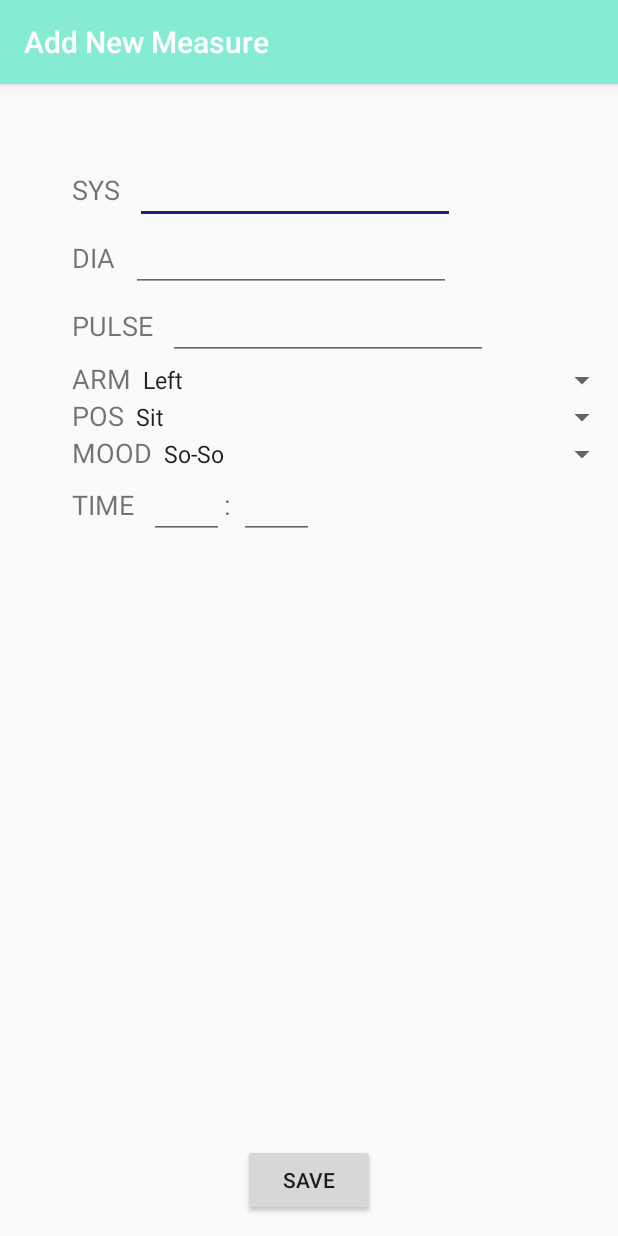
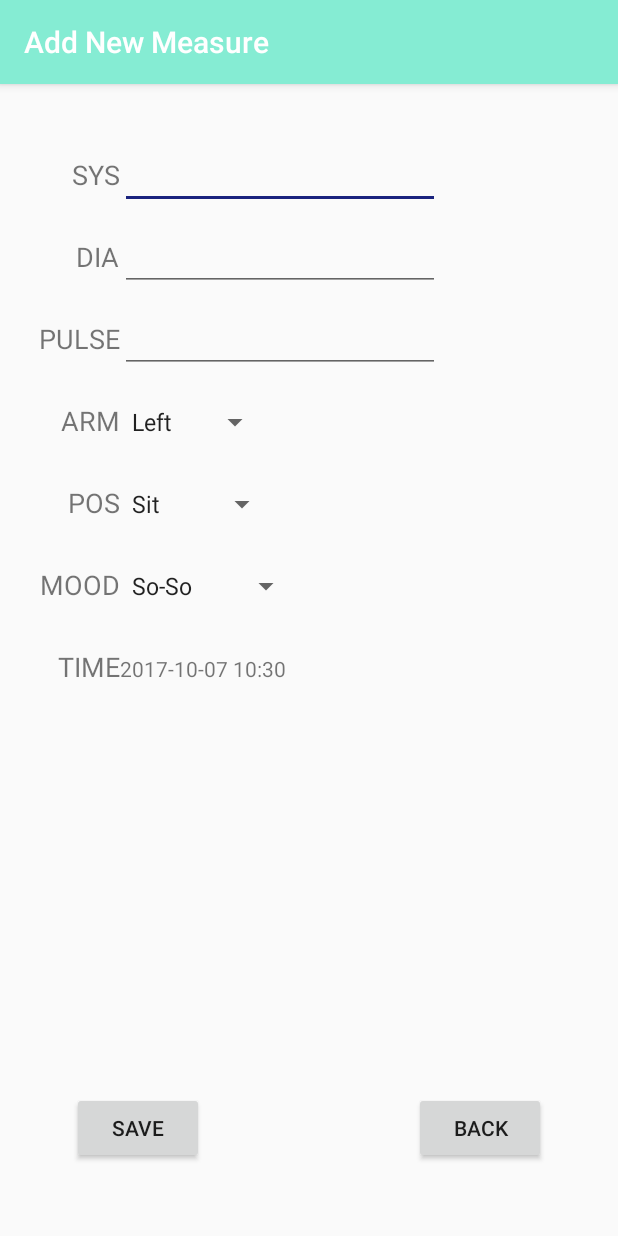
Before and after one commit to betty35/BPMonitor-app, an Android app: the newMeasure screen opened directly, with no data from a screen before it, on a phone screen of 412 x 824 dp. Run offline under Robolectric (Android 15) with nearby library versions, the phone set to English and light mode, and no system bars; libraries missing offline, so code that uses them is left out: org.greenrobot.greendao; 4 statements that could not run were skipped.

Commit message:
new measure finished

```diff
--- a/app/src/main/java/bzha2709/comp5216/sydney/edu/au/bloodpressuremonitor/listener/MyBottomNaviListener.java
+++ b/app/src/main/java/bzha2709/comp5216/sydney/edu/au/bloodpressuremonitor/listener/MyBottomNaviListener.java
@@ -5,7 +5,6 @@ import android.support.design.widget.BottomNavigationView;
 import android.support.v4.app.Fragment;
 import android.support.v4.app.FragmentTransaction;
 import android.view.MenuItem;
-import android.widget.Toast;
 
 import bzha2709.comp5216.sydney.edu.au.bloodpressuremonitor.Challenges;
 import bzha2709.comp5216.sydney.edu.au.bloodpressuremonitor.Dashboard;
@@ -48,7 +47,6 @@ public class MyBottomNaviListener implements BottomNavigationView.OnNavigationIt
 
     @Override
     public boolean onNavigationItemSelected(@NonNull MenuItem item) {
-        Toast.makeText(m,item.getItemId(),Toast.LENGTH_LONG).show();
         changeFragment(item.getItemId());
         return true;
     }
--- a/app/src/main/java/bzha2709/comp5216/sydney/edu/au/bloodpressuremonitor/newMeasure.java
+++ b/app/src/main/java/bzha2709/comp5216/sydney/edu/au/bloodpressuremonitor/newMeasure.java
@@ -1,14 +1,134 @@
 package bzha2709.comp5216.sydney.edu.au.bloodpressuremonitor;
 
+import android.app.DatePickerDialog;
+import android.app.TimePickerDialog;
+import android.database.sqlite.SQLiteDatabase;
+import android.os.Bundle;
 import android.support.v7.app.AppCompatActivity;
-import android.os.Bundle;
+import android.view.View;
+import android.widget.DatePicker;
+import android.widget.EditText;
+import android.widget.Spinner;
+import android.widget.TextView;
+import android.widget.TimePicker;
+import android.widget.Toast;
+
+import java.text.DateFormat;
+import java.text.SimpleDateFormat;
+import java.util.Calendar;
+import java.util.Date;
+
+import bzha2709.comp5216.sydney.edu.au.bloodpressuremonitor.bean.Measure;
+import bzha2709.comp5216.sydney.edu.au.bloodpressuremonitor.db.DaoMaster;
+import bzha2709.comp5216.sydney.edu.au.bloodpressuremonitor.db.DaoSession;
+import bzha2709.comp5216.sydney.edu.au.bloodpressuremonitor.db.MeasureDao;
 
 public class newMeasure extends AppCompatActivity {
+
+    TextView timeOfRecord;
+    EditText sysT;
+    EditText diaT;
+    EditText pulseT;
+    Spinner armS;
+    Spinner posS;
+    Spinner moodS;
+
+    Date selectedTime;
+    short sys,dia,pulse,arm,pos,mood;
+    MeasureDao mDAO;
 
     @Override
     protected void onCreate(Bundle savedInstanceState) {
         super.onCreate(savedInstanceState);
         setContentView(R.layout.activity_new_measure);
         this.setTitle("Add New Measure");
+        timeOfRecord=findViewById(R.id.time_text_datetime);
+        selectedTime=new Date();
+        DateFormat sdf = new SimpleDateFormat("yyyy-MM-dd HH:mm");
+        timeOfRecord.setText(sdf.format(selectedTime));
+        timeOfRecord.setOnClickListener(new View.OnClickListener() {
+            @Override
+            public void onClick(View v) {
+                showDialogPick((TextView) v);
+            }
+        });
+        sysT=findViewById(R.id.sys_text);
+        diaT=findViewById(R.id.dia_text);
+        pulseT=findViewById(R.id.pulse_text);
+        armS=findViewById(R.id.arm_spin);
+        posS=findViewById(R.id.pos_spin);
+        moodS=findViewById(R.id.mood_spin);
+        initGreenDao();
+    }
+
+
+    public void onSaveMeasure(View view)
+    {
+        if(checkEntry())
+        {
+            sys=Short.parseShort(sysT.getText().toString());
+            dia=Short.parseShort(diaT.getText().toString());
+            pulse=Short.parseShort(pulseT.getText().toString());
+            arm=(short)armS.getSelectedItemPosition();
+            pos=(short)posS.getSelectedItemPosition();
+            mood=(short)moodS.getSelectedItemPosition();
+            Measure newMeasure=new Measure(selectedTime,dia,sys,pulse,pos,arm,mood);
+            int num=mDAO.queryBuilder().where(MeasureDao.Properties.Time.eq(selectedTime)).list().size();
+            if(num==0) mDAO.insert(newMeasure);
+            else mDAO.update(newMeasure);
+            Toast.makeText(this,"Saved successfully.",Toast.LENGTH_LONG).show();
+        }
+        else
+        {
+            Toast.makeText(this,"Please enter correct data.",Toast.LENGTH_LONG).show();
+        }
+    }
+
+
+    public void onLeaveMeasure(View view)
+    {
+        finish();
+    }
+
+    public boolean checkEntry()
+    {
+        if(sysT.length()<2) return false;
+        if(diaT.length()<2) return false;
+        return pulseT.length() >= 2;
+    }
+
+    private void showDialogPick(final TextView timeText) {
+        final StringBuffer time = new StringBuffer();
+        final Calendar calendar = Calendar.getInstance();
+        int year = calendar.get(Calendar.YEAR);
+        int month = calendar.get(Calendar.MONTH);
+        int day = calendar.get(Calendar.DAY_OF_MONTH);
+        int hour = calendar.get(Calendar.HOUR_OF_DAY);
+        int minute = calendar.get(Calendar.MINUTE);
+        final TimePickerDialog timePickerDialog = new TimePickerDialog(newMeasure.this, new TimePickerDialog.OnTimeSetListener() {
+            @Override
+            public void onTimeSet(TimePicker view, int hourOfDay, int minute) {
+                time.append(" " + hourOfDay + ":" + minute);
+                timeText.setText(time);
+            }
+        }, hour, minute, true);
+        DatePickerDialog datePickerDialog = new DatePickerDialog(newMeasure.this, new DatePickerDialog.OnDateSetListener() {
+            @Override
+            public void onDateSet(DatePicker view, int year, int monthOfYear, int dayOfMonth) {
+                time.append(year + "-" + (monthOfYear+1) + "-" + dayOfMonth);
+                timePickerDialog.show();
+            }
+        }, year, month, day);
+        selectedTime=calendar.getTime();
+        datePickerDialog.show();
+    }
+
+    private void initGreenDao()
+    {
+        DaoMaster.DevOpenHelper helper = new DaoMaster.DevOpenHelper(this, "bp-monitor", null);
+        SQLiteDatabase db = helper.getWritableDatabase();
+        DaoMaster daoMaster = new DaoMaster(db);
+        DaoSession daoSession = daoMaster.newSession();
+        mDAO=daoSession.getMeasureDao();
     }
 }
--- a/app/src/main/res/layout/activity_new_measure.xml
+++ b/app/src/main/res/layout/activity_new_measure.xml
@@ -1,6 +1,5 @@
 <?xml version="1.0" encoding="utf-8"?>
 <RelativeLayout xmlns:android="http://schemas.android.com/apk/res/android"
-    xmlns:app="http://schemas.android.com/apk/res-auto"
     xmlns:tools="http://schemas.android.com/tools"
     android:layout_width="match_parent"
     android:layout_height="match_parent"
@@ -11,14 +10,24 @@
         android:layout_width="wrap_content"
         android:layout_height="wrap_content"
         android:layout_alignParentBottom="true"
-        android:layout_centerHorizontal="true"
+        android:layout_alignParentStart="true"
         android:layout_marginBottom="13dp"
+        android:onClick="onSaveMeasure"
+        android:layout_margin="@dimen/new_measure_start_margin"
         android:text="Save" />
 
-    <LinearLayout
-        android:id="@+id/line_sys"
-        android:layout_width="match_parent"
-        android:layout_height="wrap_content">
+    <Button
+        android:id="@+id/new_measure_leave"
+        android:layout_width="wrap_content"
+        android:layout_height="wrap_content"
+        android:layout_alignParentBottom="true"
+        android:layout_alignParentEnd="true"
+        android:layout_margin="@dimen/new_measure_start_margin"
+        android:layout_marginBottom="13dp"
+        android:onClick="onLeaveMeasure"
+        android:text="Back" />
+
+
         <TextView
             android:id="@+id/sys_l"
             android:layout_width="wrap_content"
@@ -34,143 +43,123 @@
             android:ems="10"
             android:inputType="number"
             android:maxLength="3"
-            android:layout_marginTop="@dimen/new_measure_start_margin"
-            android:layout_marginStart="@dimen/label_text" />
-    </LinearLayout>
-    <LinearLayout
-        android:id="@+id/line_dia"
-        android:layout_width="match_parent"
-        android:layout_height="wrap_content"
-        android:layout_below="@+id/line_sys">
+            android:layout_alignBaseline="@+id/sys_l"
+            android:layout_toEndOf="@+id/sys_l" />
+
+
         <TextView
             android:id="@+id/dia_l"
             android:layout_width="wrap_content"
             android:layout_height="wrap_content"
-            android:layout_marginStart="@dimen/new_measure_start_margin"
             android:text="@string/new_dia"
-            android:textSize="18sp" />
+            android:textSize="18sp"
+            android:layout_below="@+id/sys_l"
+            android:layout_alignEnd="@+id/sys_l"
+            android:layout_marginTop="@dimen/line_width"/>
+
     <EditText
         android:id="@+id/dia_text"
         android:layout_width="wrap_content"
         android:layout_height="wrap_content"
+        android:layout_alignBaseline="@+id/dia_l"
+        android:layout_toEndOf="@+id/dia_l"
         android:ems="10"
         android:inputType="number"
-            android:maxLength="3"
-            android:layout_marginStart="@dimen/label_text" />
-    </LinearLayout>
-    <LinearLayout
-        android:id="@+id/line_pulse"
-        android:layout_width="match_parent"
-        android:layout_height="wrap_content"
-        android:layout_below="@+id/line_dia">
+        android:maxLength="3" />
+
+
     <TextView
         android:id="@+id/pulse_l"
         android:layout_width="wrap_content"
         android:layout_height="wrap_content"
-            android:layout_marginStart="@dimen/new_measure_start_margin"
         android:text="@string/new_pulse"
-            android:textSize="18sp" />
+        android:textSize="18sp"
+        android:layout_alignEnd="@+id/dia_l"
+        android:layout_below="@+id/dia_l"
+        android:layout_marginTop="@dimen/line_width"/>
 
     <EditText
         android:id="@+id/pulse_text"
         android:layout_width="wrap_content"
         android:layout_height="wrap_content"
-            android:layout_marginStart="@dimen/label_text"
+        android:layout_alignBaseline="@+id/pulse_l"
+        android:layout_below="@id/dia_text"
+        android:layout_toEndOf="@id/pulse_l"
         android:ems="10"
         android:inputType="number"
-            android:maxLength="2"/>
-    </LinearLayout>
-    <LinearLayout
-        android:id="@+id/line_arm"
-        android:layout_width="match_parent"
-        android:layout_height="wrap_content"
-        android:layout_below="@+id/line_pulse">
+        android:maxLength="3" />
+
         <TextView
             android:id="@+id/arm_l"
             android:layout_width="wrap_content"
             android:layout_height="wrap_content"
-            android:layout_marginStart="@dimen/new_measure_start_margin"
             android:text="@string/new_arm"
-            android:textSize="18sp" />
-
+            android:textSize="18sp"
+            android:layout_below="@+id/pulse_l"
+            android:layout_alignEnd="@+id/pulse_l"
+            android:layout_marginTop="@dimen/line_width" />
         <Spinner
             android:id="@+id/arm_spin"
-            android:layout_width="0dp"
+            android:layout_width="wrap_content"
             android:layout_height="wrap_content"
             android:entries="@array/select_arm"
-            android:layout_weight="1" />
-    </LinearLayout>
-    <LinearLayout
-        android:id="@+id/line_pos"
-        android:layout_width="match_parent"
-        android:layout_height="wrap_content"
-        android:layout_below="@+id/line_arm">
+            android:layout_below="@id/pulse_text"
+            android:layout_toEndOf="@id/arm_l"
+            android:layout_alignBaseline="@+id/arm_l"/>
+
         <TextView
             android:id="@+id/pos_l"
             android:layout_width="wrap_content"
             android:layout_height="wrap_content"
-            android:layout_marginStart="@dimen/new_measure_start_margin"
             android:text="@string/new_pos"
-            android:textSize="18sp" />
+            android:textSize="18sp"
+            android:layout_below="@+id/arm_l"
+            android:layout_alignEnd="@+id/arm_l"
+            android:layout_marginTop="@dimen/line_width"/>
+
     <Spinner
         android:id="@+id/pos_spin"
-            android:layout_width="0dp"
+        android:layout_width="wrap_content"
         android:layout_height="wrap_content"
-            android:entries="@array/select_pos"
-            android:layout_weight="1" />
-    </LinearLayout>
-    <LinearLayout
-        android:id="@+id/line_mood"
-        android:layout_width="match_parent"
-        android:layout_height="wrap_content"
-        android:layout_below="@+id/line_pos">
+        android:layout_alignBaseline="@+id/pos_l"
+        android:layout_below="@+id/arm_spin"
+        android:layout_toEndOf="@+id/pos_l"
+        android:entries="@array/select_pos" />
+
         <TextView
             android:id="@+id/mood_l"
             android:layout_width="wrap_content"
             android:layout_height="wrap_content"
-            android:layout_marginStart="@dimen/new_measure_start_margin"
             android:text="@string/new_mood"
-            android:textSize="18sp" />
+            android:textSize="18sp"
+            android:layout_below="@+id/pos_l"
+            android:layout_alignEnd="@+id/pos_l"
+            android:layout_marginTop="@dimen/line_width"/>
+
     <Spinner
         android:id="@+id/mood_spin"
-            android:layout_width="0dp"
+        android:layout_width="wrap_content"
         android:layout_height="wrap_content"
-            android:entries="@array/select_mood"
-            android:layout_weight="1" />
-    </LinearLayout>
-    <LinearLayout
-        android:id="@+id/line_time"
-        android:layout_width="match_parent"
-        android:layout_height="wrap_content"
-        android:layout_below="@+id/line_mood">
+        android:layout_alignBaseline="@+id/mood_l"
+        android:layout_below="@+id/pos_spin"
+        android:layout_toEndOf="@id/mood_l"
+        android:entries="@array/select_mood" />
+
         <TextView
             android:id="@+id/time_l"
             android:layout_width="wrap_content"
             android:layout_height="wrap_content"
-            android:layout_marginStart="@dimen/new_measure_start_margin"
             android:text="@string/new_time"
-            android:textSize="18sp" />
-        <EditText
-            android:id="@+id/time_text_hour"
-            android:layout_width="50dp"
+            android:textSize="18sp"
+            android:layout_below="@+id/mood_l"
+            android:layout_alignEnd="@+id/mood_l"
+            android:layout_marginTop="@dimen/line_width" />
+        <TextView
+            android:id="@+id/time_text_datetime"
+            android:layout_width="wrap_content"
             android:layout_height="wrap_content"
-            android:layout_marginStart="@dimen/label_text"
-            android:ems="10"
-            android:inputType="number"
-            android:maxLength="2"/>
-        <TextView
-            android:id="@+id/time_separate"
-            android:layout_width="10dp"
-            android:layout_height="wrap_content"
-            android:text="@string/new_time_sep"
-            android:textSize="18sp" />
-        <EditText
-            android:id="@+id/time_text_minute"
-            android:layout_width="50dp"
-            android:layout_height="wrap_content"
-            android:ems="10"
-            android:inputType="number"
-            android:maxLength="2"/>
-    </LinearLayout>
+            android:layout_below="@id/mood_spin"
+            android:layout_toEndOf="@id/time_l"
+            android:layout_alignBaseline="@+id/time_l" />
 
 </RelativeLayout>
--- a/app/src/main/res/layout/fragment_msgs.xml
+++ b/app/src/main/res/layout/fragment_msgs.xml
@@ -8,6 +8,6 @@
     <TextView
         android:layout_width="match_parent"
         android:layout_height="match_parent"
-        android:text="@string/hello_blank_fragment" />
+        android:text="Message" />
 
 </FrameLayout>
--- a/app/src/main/res/layout/fragment_records.xml
+++ b/app/src/main/res/layout/fragment_records.xml
@@ -8,6 +8,6 @@
     <TextView
         android:layout_width="match_parent"
         android:layout_height="match_parent"
-        android:text="@string/hello_blank_fragment" />
+        android:text="Records" />
 
 </FrameLayout>
--- a/app/src/main/res/values/dimens.xml
+++ b/app/src/main/res/values/dimens.xml
@@ -4,5 +4,5 @@
     <dimen name="activity_vertical_margin">16dp</dimen>
     <dimen name="new_measure_start_margin">48dp</dimen>
     <dimen name="label_text">10dp</dimen>
-    <dimen name="line_width">70dp</dimen>
+    <dimen name="line_width">30dp</dimen>
 </resources>
```
Also changed, not shown: app/src/main/java/bzha2709/comp5216/sydney/edu/au/bloodpressuremonitor/bean/Exercise.java (added, +39 -0 lines), app/src/main/java/bzha2709/comp5216/sydney/edu/au/bloodpressuremonitor/bean/LocalChallenge.java (added, +62 -0 lines), app/src/main/java/bzha2709/comp5216/sydney/edu/au/bloodpressuremonitor/bean/Record.java (added, +39 -0 lines), app/src/main/java/bzha2709/comp5216/sydney/edu/au/bloodpressuremonitor/bean/User.java (+76 -7 lines), app/src/main/java/bzha2709/comp5216/sydney/edu/au/bloodpressuremonitor/bean/User_Score.java (added, +39 -0 lines), app/src/main/res/layout/fragment_challenges.xml (+4 -4 lines). Lines whose indentation alone changed are shown as unchanged.
